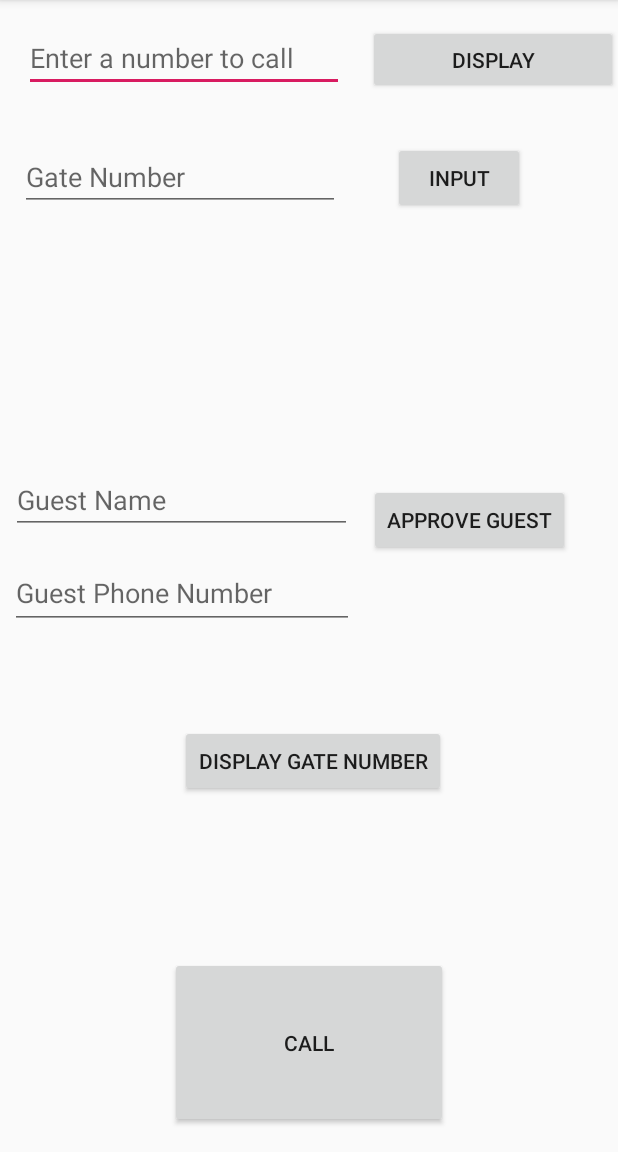
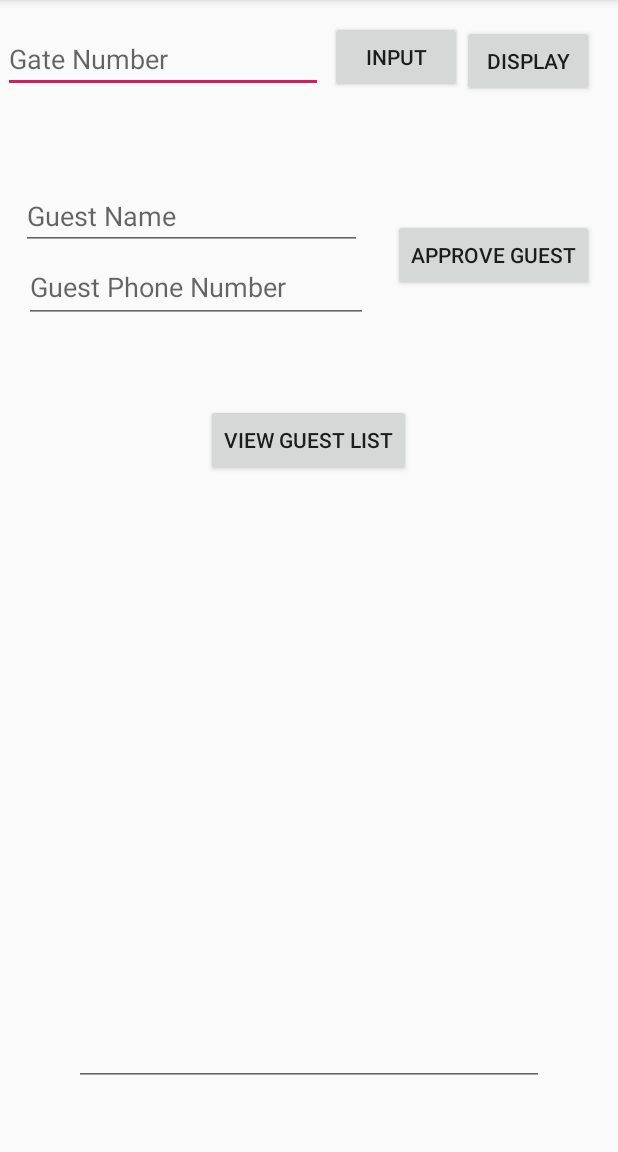
Before and after one commit to amir1902/HelloWorld, an Android app: the screen it shows after launch (MainActivity), on a phone screen of 412 x 824 dp, the part 84-1236 px from its top. Run offline under Robolectric (Android 15) with nearby library versions, the phone set to English and light mode, and no system bars.

Commit message:
white list display

```diff
--- a/app/src/main/java/com/shajafamir/helloworld222/MainActivity.kt
+++ b/app/src/main/java/com/shajafamir/helloworld222/MainActivity.kt
@@ -60,22 +60,22 @@ class MainActivity : AppCompatActivity() {
 
     }
     /** Called when user taps lower button */
-    fun dialContactPhone(view: View) {
-        val editText = findViewById<EditText>(R.id.editText)
-        val phoneNumber = editText.text.toString()
-        //startActivity(Intent(Intent.ACTION_DIAL, Uri.fromParts("tel", phoneNumber, null)))
-
-        if (ContextCompat.checkSelfPermission(this, Manifest.permission.CALL_PHONE) != PackageManager.PERMISSION_GRANTED) {
-            //val noPermIntent = Intent(this, DisplayNoPermissionsActivity::class.java).apply {}
-            //startActivity(noPermIntent)
-            Log.i(TAG, "Permission to record denied")
-            ActivityCompat.requestPermissions(this,  arrayOf(Manifest.permission.CALL_PHONE),  CALL_REQUEST_CODE)
-        } else {
-            val callIntent =
-                Intent(Intent.ACTION_CALL, Uri.fromParts("tel", phoneNumber, null)).apply {}
-            startActivity(callIntent)
-        }
-    }
+//    fun dialContactPhone(view: View) {
+//        val editText = findViewById<EditText>(R.id.editText)
+//        val phoneNumber = editText.text.toString()
+//        //startActivity(Intent(Intent.ACTION_DIAL, Uri.fromParts("tel", phoneNumber, null)))
+//
+//        if (ContextCompat.checkSelfPermission(this, Manifest.permission.CALL_PHONE) != PackageManager.PERMISSION_GRANTED) {
+//            //val noPermIntent = Intent(this, DisplayNoPermissionsActivity::class.java).apply {}
+//            //startActivity(noPermIntent)
+//            Log.i(TAG, "Permission to record denied")
+//            ActivityCompat.requestPermissions(this,  arrayOf(Manifest.permission.CALL_PHONE),  CALL_REQUEST_CODE)
+//        } else {
+//            val callIntent =
+//                Intent(Intent.ACTION_CALL, Uri.fromParts("tel", phoneNumber, null)).apply {}
+//            startActivity(callIntent)
+//        }
+//    }
 
     fun saveGateNumber(view: View) {
         val editText = findViewById<EditText>(R.id.editText4)
@@ -89,7 +89,7 @@ class MainActivity : AppCompatActivity() {
         val gateNumber = sharedPreference.getValueString("gateNumber")
 
         setContentView(R.layout.activity_main)
-        val textView = findViewById<TextView>(R.id.gateNumberView)
+        val textView = findViewById<TextView>(R.id.editText4)
         textView.text = gateNumber
         println(gateNumber)
 
@@ -115,4 +115,21 @@ class MainActivity : AppCompatActivity() {
         }
 
     }
+
+    fun displayGuestList(view: View) {
+        val sharedPreference:SharedPreference=SharedPreference(this)
+        val sharedPreferences = this.getSharedPreferences(PREFS_NAME, Context.MODE_PRIVATE)
+        val sharedPreferenceIds = sharedPreferences.all.map { it.key } //returns List<String>
+        var textToShow = ""
+        for (i in 0..sharedPreferenceIds.size-1) {
+            textToShow += sharedPreferenceIds[i]
+            textToShow += " "
+            textToShow += sharedPreference.getValueString(sharedPreferenceIds[i])
+            textToShow += " \n"
+        }
+        setContentView(R.layout.activity_main)
+        val textView = findViewById<TextView>(R.id.guestListView)
+        textView.text = textToShow
+
+    }
 }
--- a/app/src/main/res/layout/activity_main.xml
+++ b/app/src/main/res/layout/activity_main.xml
@@ -7,49 +7,6 @@
     tools:context=".MainActivity">
 
     <Button
-        android:id="@+id/button2"
-        android:layout_width="0dp"
-        android:layout_height="46dp"
-        android:layout_marginStart="16dp"
-        android:layout_marginLeft="16dp"
-        android:onClick="sendMessage"
-        android:text="@string/button_display"
-        app:layout_constraintBaseline_toBaselineOf="@+id/editText"
-        app:layout_constraintEnd_toEndOf="parent"
-        app:layout_constraintHorizontal_bias="0.5"
-        app:layout_constraintStart_toEndOf="@+id/editText" />
-
-    <EditText
-        android:id="@+id/editText"
-        android:layout_width="wrap_content"
-        android:layout_height="wrap_content"
-        android:layout_marginStart="16dp"
-        android:layout_marginLeft="16dp"
-        android:layout_marginTop="16dp"
-        android:ems="10"
-        android:hint="@string/call_message"
-        android:inputType="textPersonName"
-        app:layout_constraintEnd_toStartOf="@+id/button2"
-        app:layout_constraintHorizontal_bias="0.5"
-        app:layout_constraintStart_toStartOf="parent"
-        app:layout_constraintTop_toTopOf="parent" />
-
-    <Button
-        android:id="@+id/callButton"
-        android:layout_width="185dp"
-        android:layout_height="114dp"
-        android:layout_marginStart="16dp"
-        android:layout_marginLeft="16dp"
-        android:layout_marginEnd="16dp"
-        android:layout_marginRight="16dp"
-        android:layout_marginBottom="16dp"
-        android:onClick="dialContactPhone"
-        android:text="@string/button_call"
-        app:layout_constraintBottom_toBottomOf="parent"
-        app:layout_constraintEnd_toEndOf="parent"
-        app:layout_constraintStart_toStartOf="parent" />
-
-    <Button
         android:id="@+id/button4"
         android:layout_width="wrap_content"
         android:layout_height="wrap_content"
@@ -57,10 +14,10 @@
         android:text="Input"
         app:layout_constraintBottom_toBottomOf="parent"
         app:layout_constraintEnd_toEndOf="parent"
-        app:layout_constraintHorizontal_bias="0.808"
+        app:layout_constraintHorizontal_bias="0.678"
         app:layout_constraintStart_toStartOf="parent"
-        app:layout_constraintTop_toBottomOf="@+id/button2"
-        app:layout_constraintVertical_bias="0.049" />
+        app:layout_constraintTop_toTopOf="parent"
+        app:layout_constraintVertical_bias="0.019" />
 
     <EditText
         android:id="@+id/editText4"
@@ -69,48 +26,38 @@
         android:ems="10"
         android:hint="Gate Number"
         android:inputType="textPersonName"
-        app:layout_constraintBottom_toTopOf="@+id/callButton"
-        app:layout_constraintEnd_toStartOf="@+id/button4"
-        app:layout_constraintHorizontal_bias="0.275"
+        app:layout_constraintBottom_toBottomOf="parent"
+        app:layout_constraintEnd_toEndOf="parent"
+        app:layout_constraintHorizontal_bias="0.01"
         app:layout_constraintStart_toStartOf="parent"
-        app:layout_constraintTop_toBottomOf="@+id/editText"
-        app:layout_constraintVertical_bias="0.064" />
+        app:layout_constraintTop_toTopOf="parent"
+        app:layout_constraintVertical_bias="0.023" />
 
     <Button
         android:id="@+id/button5"
         android:layout_width="wrap_content"
         android:layout_height="wrap_content"
         android:onClick="displayGateNumber"
-        android:text="Display Gate Number"
-        app:layout_constraintBottom_toTopOf="@+id/callButton"
+        android:text="Display"
+        app:layout_constraintBottom_toBottomOf="parent"
         app:layout_constraintEnd_toEndOf="parent"
-        app:layout_constraintHorizontal_bias="0.51"
+        app:layout_constraintHorizontal_bias="0.95"
         app:layout_constraintStart_toStartOf="parent"
-        app:layout_constraintTop_toBottomOf="@+id/editText4"
-        app:layout_constraintVertical_bias="0.762" />
-
-    <TextView
-        android:id="@+id/gateNumberView"
-        android:layout_width="211dp"
-        android:layout_height="42dp"
-        android:text=""
-        app:layout_constraintBottom_toTopOf="@+id/callButton"
-        app:layout_constraintEnd_toEndOf="parent"
-        app:layout_constraintStart_toStartOf="parent"
-        app:layout_constraintTop_toBottomOf="@+id/button5"
-        app:layout_constraintVertical_bias="0.12" />
+        app:layout_constraintTop_toTopOf="parent"
+        app:layout_constraintVertical_bias="0.023" />
 
     <Button
         android:id="@+id/button6"
         android:layout_width="wrap_content"
         android:layout_height="wrap_content"
-        android:layout_marginEnd="32dp"
         android:onClick="approveGuest"
         android:text="Approve guest"
-        app:layout_constraintBottom_toTopOf="@+id/button5"
+        app:layout_constraintBottom_toBottomOf="parent"
         app:layout_constraintEnd_toEndOf="parent"
-        app:layout_constraintTop_toBottomOf="@+id/button4"
-        app:layout_constraintVertical_bias="0.615" />
+        app:layout_constraintHorizontal_bias="0.942"
+        app:layout_constraintStart_toStartOf="parent"
+        app:layout_constraintTop_toTopOf="parent"
+        app:layout_constraintVertical_bias="0.203" />
 
     <EditText
         android:id="@+id/approvedName"
@@ -119,24 +66,56 @@
         android:ems="10"
         android:hint="Guest Name"
         android:inputType="textPersonName"
-        app:layout_constraintBottom_toTopOf="@+id/approvedNumber"
-        app:layout_constraintEnd_toStartOf="@+id/button6"
-        app:layout_constraintHorizontal_bias="0.382"
+        app:layout_constraintBottom_toBottomOf="parent"
+        app:layout_constraintEnd_toEndOf="parent"
+        app:layout_constraintHorizontal_bias="0.076"
         app:layout_constraintStart_toStartOf="parent"
-        app:layout_constraintTop_toBottomOf="@+id/editText4"
-        app:layout_constraintVertical_bias="0.914" />
+        app:layout_constraintTop_toTopOf="parent"
+        app:layout_constraintVertical_bias="0.17" />
 
     <EditText
         android:id="@+id/approvedNumber"
         android:layout_width="229dp"
         android:layout_height="47dp"
-        android:layout_marginBottom="64dp"
         android:ems="10"
         android:hint="Guest Phone Number"
         android:inputType="textPersonName"
-        app:layout_constraintBottom_toTopOf="@+id/button5"
-        app:layout_constraintEnd_toStartOf="@+id/button6"
-        app:layout_constraintHorizontal_bias="0.406"
-        app:layout_constraintStart_toStartOf="parent" />
+        app:layout_constraintBottom_toBottomOf="parent"
+        app:layout_constraintEnd_toEndOf="parent"
+        app:layout_constraintHorizontal_bias="0.087"
+        app:layout_constraintStart_toStartOf="parent"
+        app:layout_constraintTop_toTopOf="parent"
+        app:layout_constraintVertical_bias="0.233" />
+
+    <Button
+        android:id="@+id/displayGuestList"
+        android:layout_width="wrap_content"
+        android:layout_height="wrap_content"
+        android:onClick="displayGuestList"
+        android:text="View Guest List"
+        app:layout_constraintBottom_toBottomOf="parent"
+        app:layout_constraintEnd_toEndOf="parent"
+        app:layout_constraintHorizontal_bias="0.498"
+        app:layout_constraintStart_toStartOf="parent"
+        app:layout_constraintTop_toTopOf="parent"
+        app:layout_constraintVertical_bias="0.374" />
+
+    <EditText
+        android:id="@+id/guestListView"
+        android:layout_width="313dp"
+        android:layout_height="369dp"
+        android:layout_marginBottom="44dp"
+        android:autoSizeMaxTextSize="100sp"
+        android:autoSizeMinTextSize="5sp"
+        android:autoSizeStepGranularity="2sp"
+        android:autoSizeTextType="uniform"
+        android:ems="10"
+        android:singleLine="false"
+        android:text=""
+        app:layout_constraintBottom_toBottomOf="parent"
+        app:layout_constraintEnd_toEndOf="parent"
+        app:layout_constraintStart_toStartOf="parent"
+        app:layout_constraintTop_toBottomOf="@+id/displayGuestList"
+        app:layout_constraintVertical_bias="1.0" />
 
 </androidx.constraintlayout.widget.ConstraintLayout>
```
